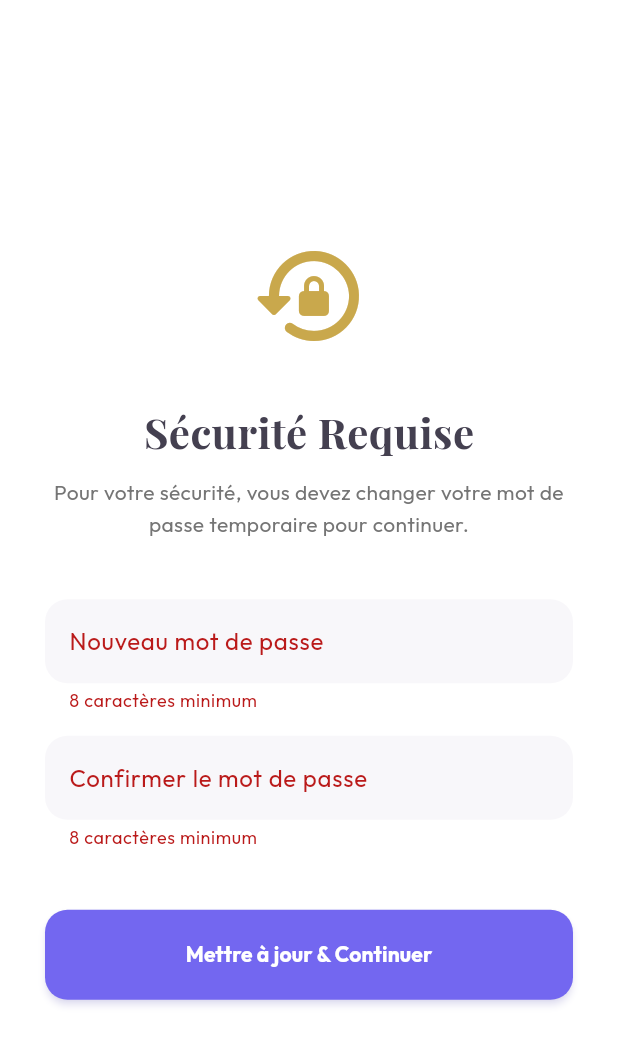
After one commit to houegbelossiallode/chorale, a Flutter app: the ForcePasswordChangeScreen screen opened directly, after a tap on "Mettre à jour & Continuer", on a phone screen of 412 x 824 dp. The commit adds this screen. Shown: the top 1045 px of the screen. Run offline on Flutter 3.47's test engine with Material 3 defaults, Android fonts, the phone set to English and light mode, and no system bars; our stand-ins replace firebase_core, firebase_messaging, flutter_dotenv, flutter_html, flutter_local_notifications, google_fonts and 5 more; missing offline and left inert: audio_session, flutter_pdfview, record; accounts and stored records are empty; network calls fail.

Commit message:
Implémentation du changement de mot de passe sur le mobile

```diff
--- /dev/null
+++ b/mobileapp/lib/features/auth/force_password_change_screen.dart
@@ -0,0 +1,126 @@
+import 'package:flutter/material.dart';
+import 'package:google_fonts/google_fonts.dart';
+import 'package:supabase_flutter/supabase_flutter.dart';
+import '../../services/profile_service.dart';
+
+class ForcePasswordChangeScreen extends StatefulWidget {
+  const ForcePasswordChangeScreen({super.key});
+
+  @override
+  State<ForcePasswordChangeScreen> createState() => _ForcePasswordChangeScreenState();
+}
+
+class _ForcePasswordChangeScreenState extends State<ForcePasswordChangeScreen> {
+  final _formKey = GlobalKey<FormState>();
+  final _passwordController = TextEditingController();
+  final _confirmPasswordController = TextEditingController();
+  final _profileService = ProfileService();
+  bool _isLoading = false;
+
+  Future<void> _submit() async {
+    if (!_formKey.currentState!.validate()) return;
+
+    if (_passwordController.text != _confirmPasswordController.text) {
+      ScaffoldMessenger.of(context).showSnackBar(
+        const SnackBar(content: Text("Les mots de passe ne correspondent pas"), backgroundColor: Colors.red),
+      );
+      return;
+    }
+
+    setState(() => _isLoading = true);
+    try {
+      await _profileService.changePassword(_passwordController.text);
+      if (mounted) {
+        // Success! We can now proceed to the app
+        // The parent (AuthWrapper) should rebuild and show the dashboard
+        // because we updated the Laravel status
+        ScaffoldMessenger.of(context).showSnackBar(
+          const SnackBar(content: Text("Mot de passe mis à jour ! Veuillez vous reconnecter."), backgroundColor: Colors.green),
+        );
+
+        // Déconnexion forcée pour obliger à se reconnecter avec le nouveau mot de passe
+        await Supabase.instance.client.auth.signOut();
+      }
+    } catch (e) {
+      if (mounted) {
+        ScaffoldMessenger.of(context).showSnackBar(
+          SnackBar(content: Text("Erreur: $e"), backgroundColor: Colors.red),
+        );
+      }
+    } finally {
+      if (mounted) setState(() => _isLoading = false);
+    }
+  }
+
+  @override
+  Widget build(BuildContext context) {
+    return Scaffold(
+      backgroundColor: Colors.white,
+      body: SafeArea(
+        child: Center(
+          child: SingleChildScrollView(
+            padding: const EdgeInsets.symmetric(horizontal: 30, vertical: 20),
+            child: Column(
+              mainAxisAlignment: MainAxisAlignment.center,
+              children: [
+                const Icon(Icons.lock_reset_rounded, size: 80, color: Color(0xFFC9A84C)),
+                const SizedBox(height: 30),
+                Text(
+                  "Sécurité Requise",
+                  style: GoogleFonts.playfairDisplay(fontSize: 28, fontWeight: FontWeight.bold),
+                ),
+                const SizedBox(height: 10),
+                Text(
+                  "Pour votre sécurité, vous devez changer votre mot de passe temporaire pour continuer.",
+                  textAlign: TextAlign.center,
+                  style: GoogleFonts.outfit(color: Colors.grey[600], height: 1.5),
+                ),
+                const SizedBox(height: 40),
+                Form(
+                  key: _formKey,
+                  child: Column(
+                    children: [
+                      _buildField("Nouveau mot de passe", _passwordController),
+                      const SizedBox(height: 15),
+                      _buildField("Confirmer le mot de passe", _confirmPasswordController),
+                    ],
+                  ),
+                ),
+                const SizedBox(height: 40),
+                SizedBox(
+                  width: double.infinity,
+                  height: 60,
+                  child: ElevatedButton(
+                    onPressed: _isLoading ? null : _submit,
+                    style: ElevatedButton.styleFrom(
+                      backgroundColor: const Color(0xFF7367F0),
+                      foregroundColor: Colors.white,
+                      shape: RoundedRectangleBorder(borderRadius: BorderRadius.circular(15)),
+                    ),
+                    child: _isLoading
+                      ? const CircularProgressIndicator(color: Colors.white)
+                      : const Text("Mettre à jour & Continuer", style: TextStyle(fontWeight: FontWeight.bold)),
+                  ),
+                ),
+              ],
+            ),
+          ),
+        ),
+      ),
+    );
+  }
+
+  Widget _buildField(String label, TextEditingController controller) {
+    return TextFormField(
+      controller: controller,
+      obscureText: true,
+      decoration: InputDecoration(
+        labelText: label,
+        filled: true,
+        fillColor: const Color(0xFFF8F7FA),
+        border: OutlineInputBorder(borderRadius: BorderRadius.circular(15), borderSide: BorderSide.none),
+      ),
+      validator: (v) => (v == null || v.length < 8) ? "8 caractères minimum" : null,
+    );
+  }
+}
--- a/mobileapp/lib/services/laravel_service.dart
+++ b/mobileapp/lib/services/laravel_service.dart
@@ -10,11 +10,13 @@ class LaravelService {
   factory LaravelService() => _instance;
   LaravelService._internal();
 
-  final String _baseUrl = dotenv.env['BACKEND_URL'] ?? 'https://chorale.onrender.com';
+  final String _baseUrl = dotenv.env['BACKEND_URL'] ?? 'https://romero-38dc.onrender.com';
   String? _cookies;
   String? _csrfToken;
+  bool _mustChangePassword = false;
 
   String get baseUrl => _baseUrl;
+  bool get mustChangePassword => _mustChangePassword;
 
   /// Extract and store cookies from a set-cookie header string
   void _parseCookies(String? rawCookie) {
@@ -57,6 +59,13 @@ class LaravelService {
 
       if (response.statusCode == 200) {
         _parseCookies(response.headers['set-cookie']);
+
+        final decoded = jsonDecode(response.body);
+        if (decoded['user'] != null) {
+          _mustChangePassword = decoded['user']['must_change_password'] == true;
+          debugPrint("LaravelService: Session synced, mustChangePassword: $_mustChangePassword");
+        }
+
         debugPrint("LaravelService: Session synced, cookies: $_cookies, csrf: $_csrfToken");
         return true;
       } else {
```
Also changed, not shown: mobileapp/lib/features/auth/auth_wrapper.dart (+35 -14 lines), 1 other file.
